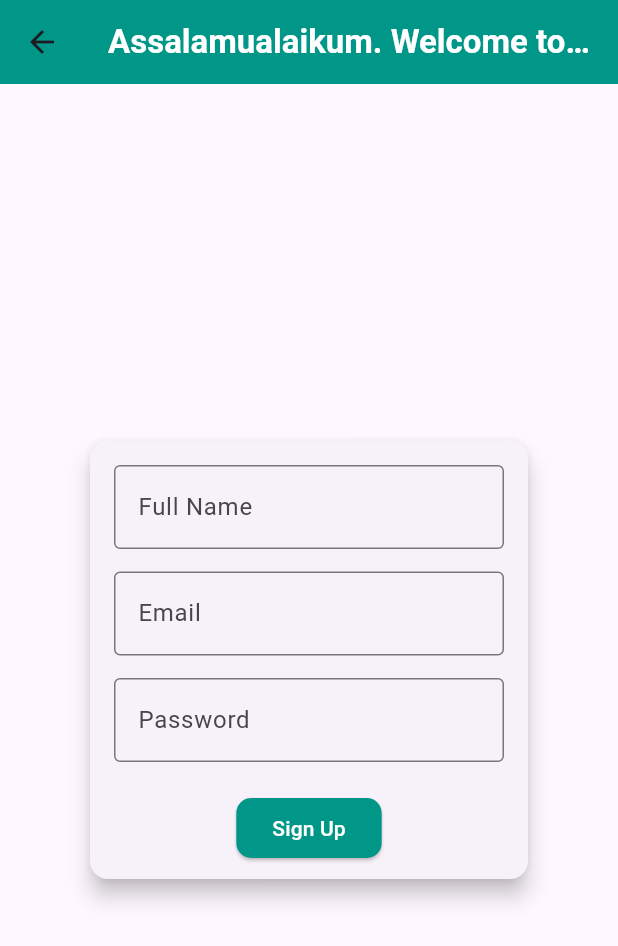
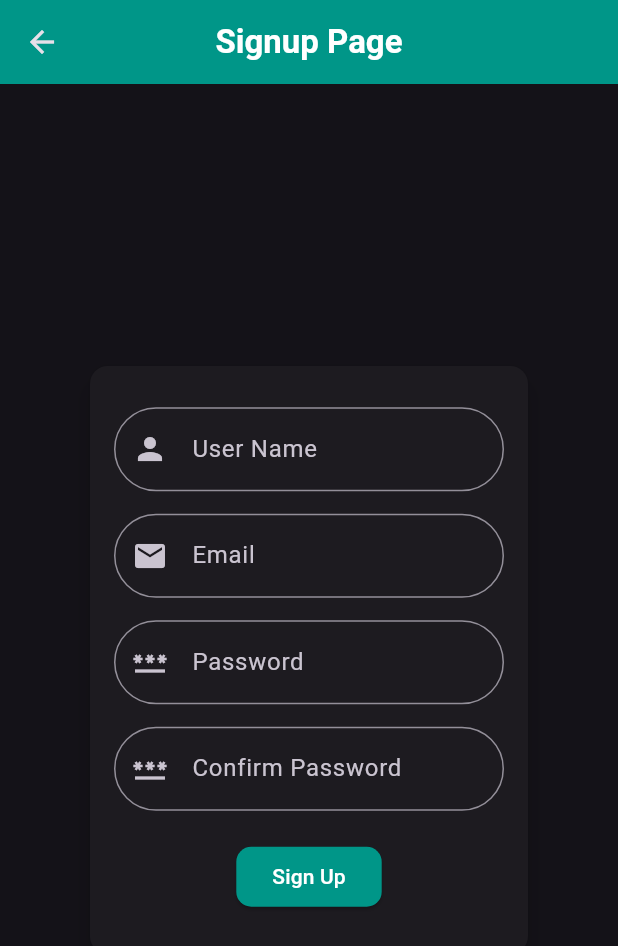
Before and after one commit to Tanzeem74/Login-Signup-demo, a Flutter app: the Signuppage screen opened directly, on a phone screen of 412 x 824 dp. Shown: the top 946 px of the screen. Run offline on Flutter 3.47's test engine with Material 3 defaults, Android fonts, the phone set to English and light mode, and no system bars.

```diff
--- a/lib/main.dart
+++ b/lib/main.dart
@@ -10,6 +10,10 @@ class MyApp extends StatelessWidget {
 
   @override
   Widget build(BuildContext context) {
-    return MaterialApp(debugShowCheckedModeBanner: false, home: Loginpage());
+    return MaterialApp(
+      debugShowCheckedModeBanner: false,
+      theme: ThemeData.dark(),
+      home: Loginpage(),
+    );
   }
 }
--- a/lib/signuppage.dart
+++ b/lib/signuppage.dart
@@ -11,6 +11,8 @@ class _SignuppageState extends State<Signuppage> {
   final TextEditingController nameController = TextEditingController();
   final TextEditingController emailController = TextEditingController();
   final TextEditingController passwordController = TextEditingController();
+  final TextEditingController confirmpasswordController =
+      TextEditingController();
 
   @override
   Widget build(BuildContext context) {
@@ -24,14 +26,14 @@ class _SignuppageState extends State<Signuppage> {
         ),
         backgroundColor: Colors.teal,
         title: Text(
-          'Assalamualaikum. Welcome to the App',
+          'Signup Page',
           style: TextStyle(fontWeight: FontWeight.bold, color: Colors.white),
         ),
         centerTitle: true,
       ),
       body: Center(
         child: SizedBox(
-          height: 300,
+          height: 400,
           width: 300,
           child: Card(
             elevation: 6,
@@ -46,25 +48,50 @@ class _SignuppageState extends State<Signuppage> {
                   TextField(
                     controller: nameController,
                     decoration: const InputDecoration(
-                      labelText: "Full Name",
-                      border: OutlineInputBorder(),
+                      labelText: "User Name",
+                      hintText: "Enter your username",
+                      prefixIcon: Icon(Icons.person),
+                      border: OutlineInputBorder(
+                        borderRadius: BorderRadius.all(Radius.circular(40)),
+                      ),
                     ),
                   ),
                   SizedBox(height: 15),
                   TextField(
                     controller: emailController,
-                    decoration: const InputDecoration(
+                    decoration: InputDecoration(
                       labelText: "Email",
-                      border: OutlineInputBorder(),
+                      hintText: "Enter an Email Address",
+                      prefixIcon: Icon(Icons.email),
+                      border: OutlineInputBorder(
+                        borderRadius: BorderRadius.all(Radius.circular(40)),
+                      ),
                     ),
                   ),
                   SizedBox(height: 15),
                   TextField(
                     controller: passwordController,
                     obscureText: true,
-                    decoration: const InputDecoration(
+                    decoration: InputDecoration(
                       labelText: "Password",
-                      border: OutlineInputBorder(),
+                      hintText: "Enter Password",
+                      prefixIcon: Icon(Icons.password),
+                      border: OutlineInputBorder(
+                        borderRadius: BorderRadius.all(Radius.circular(40)),
+                      ),
+                    ),
+                  ),
+                  SizedBox(height: 15),
+                  TextField(
+                    controller: confirmpasswordController,
+                    obscureText: true,
+                    decoration: InputDecoration(
+                      labelText: "Confirm Password",
+                      hintText: "Enter Password",
+                      prefixIcon: Icon(Icons.password),
+                      border: OutlineInputBorder(
+                        borderRadius: BorderRadius.all(Radius.circular(40)),
+                      ),
                     ),
                   ),
                   SizedBox(height: 20),
```
Also changed, not shown: lib/loginpage.dart (+58 -9 lines).
